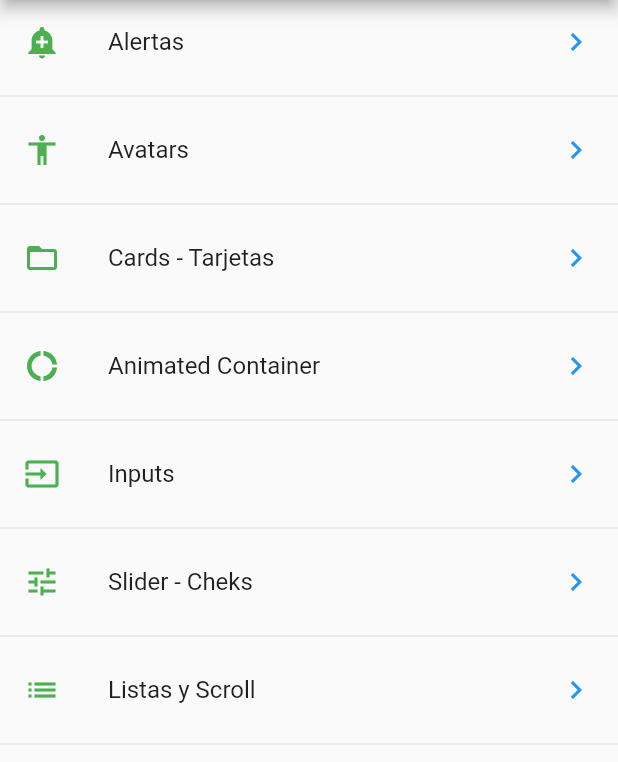
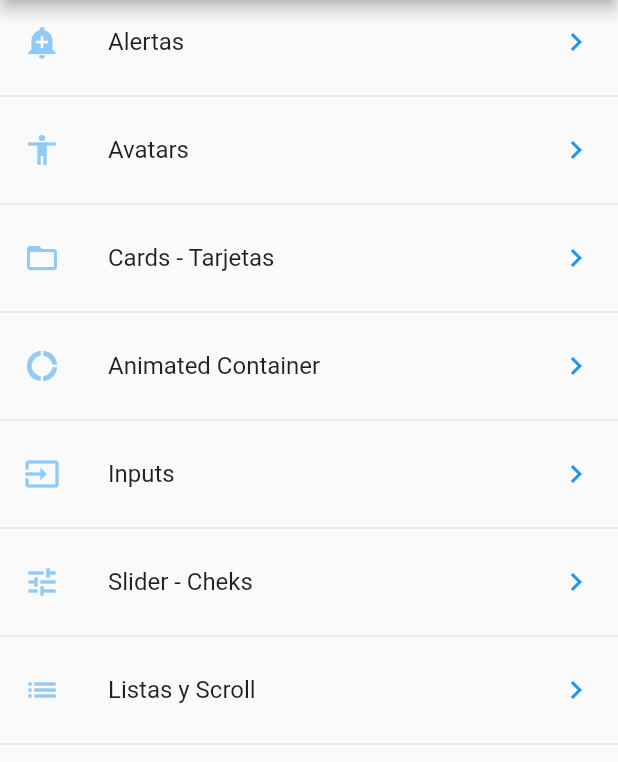
Before and after one commit to miguelromero717/components-flutter, a Flutter app: the screen it shows after launch, on a phone screen of 412 x 824 dp, the part 84-846 px from its top. Run offline on Flutter 3.47's test engine with Material 2 defaults, Android fonts, the phone set to English and light mode, and no system bars.

Commit message:
Update icon

```diff
--- a/lib/src/utils/icon_string_util.dart
+++ b/lib/src/utils/icon_string_util.dart
@@ -13,6 +13,6 @@ final _icons = <String, IconData>{
 Icon getIcon(String iconName) {
   return Icon(
     _icons[iconName],
-    color: Colors.green,
+    color: Colors.blue[200],
   );
 }
```
Also changed, not shown: 1 other file.
